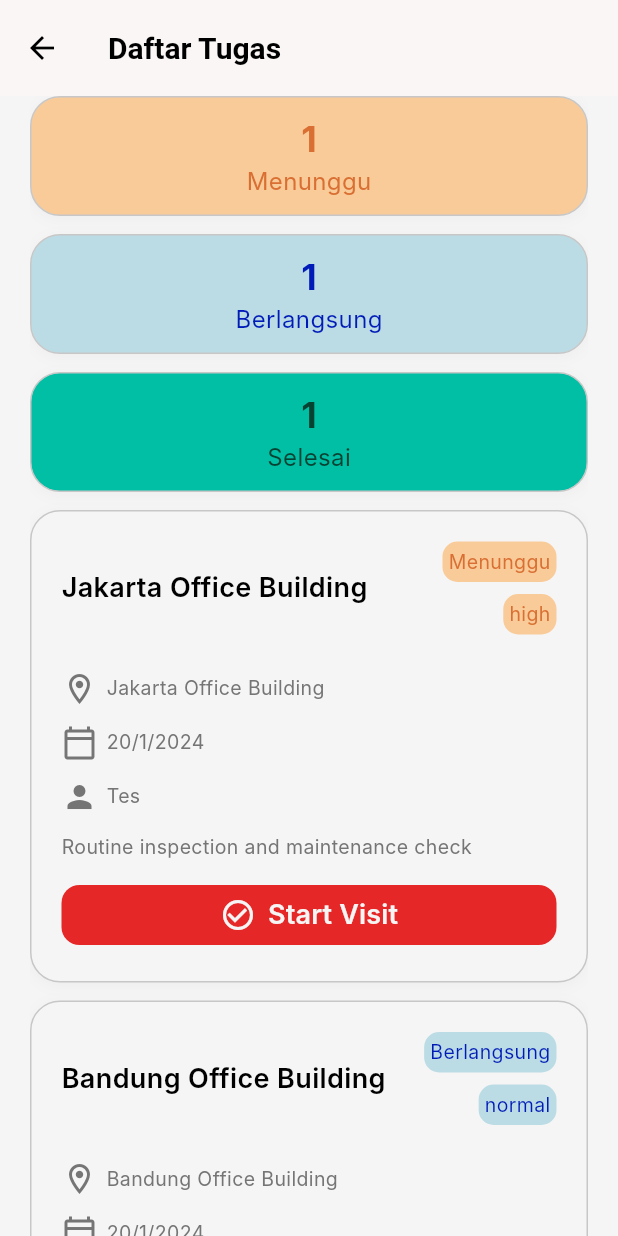
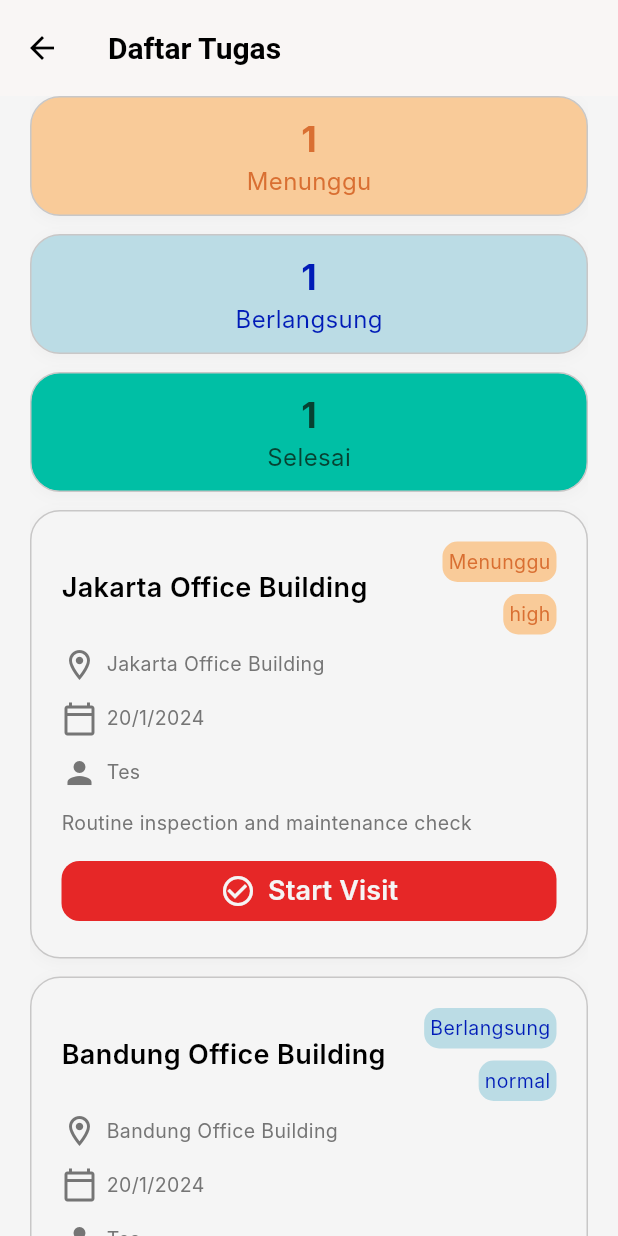
Before and after one commit to nasidfurqon/PoV, a Flutter app: the JobListPage screen opened by its route, on a phone screen of 412 x 824 dp. Run offline on Flutter 3.47's test engine with Material 3 defaults, Android fonts, the phone set to English and light mode, and no system bars; our stand-ins replace dropdown_button2, file_picker, flutter_riverpod, geolocator, go_router, image_picker; Roboto replaces fonts that are missing (Inter).

Commit message:
ver: 0.1, feat: change a padding in job list page

```diff
--- a/lib/presentation/widgets/custom_card_job_list.dart
+++ b/lib/presentation/widgets/custom_card_job_list.dart
@@ -46,7 +46,7 @@ class CustomCardJobList extends StatelessWidget {
                   )
                 ],
               ),
-              SizedBox(height: AppSpacing.lg),
+              SizedBox(height: AppSpacing.xs),
               CustomRowIcon(icon: Icons.location_on_outlined, color: AppColor.textSecondary, title: place, textStyle: AppText.caption),
               SizedBox(height: AppSpacing.sm),
               CustomRowIcon(icon: Icons.calendar_today_outlined, color: AppColor.textSecondary, title: deadline, textStyle: AppText.caption),
```
